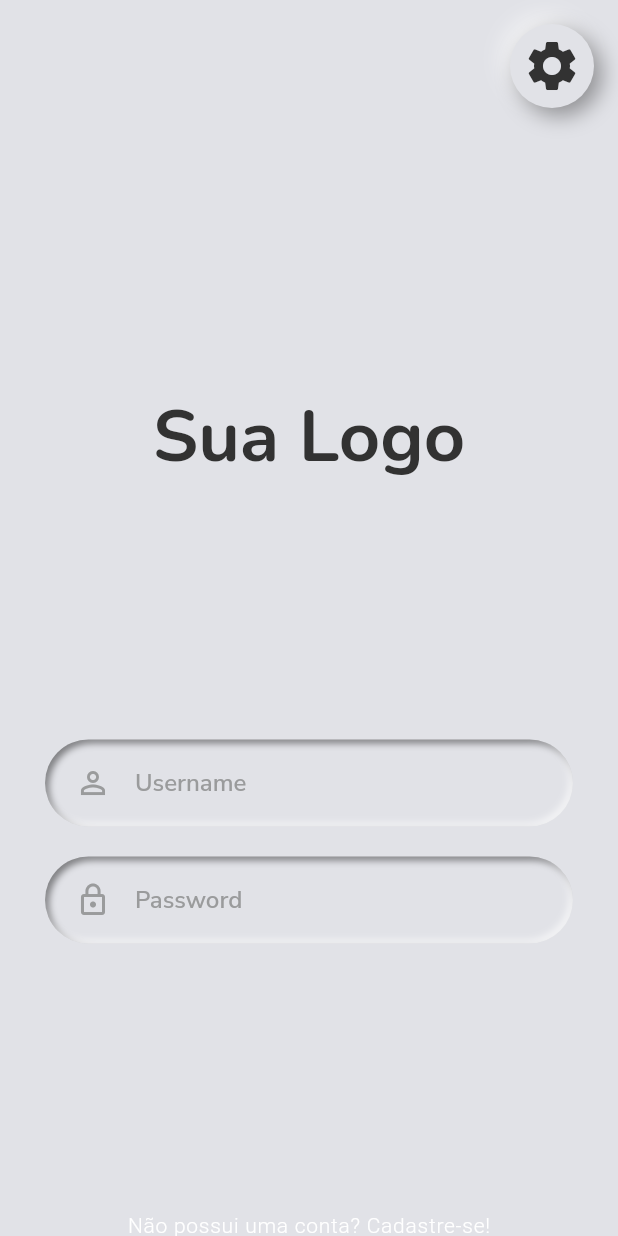
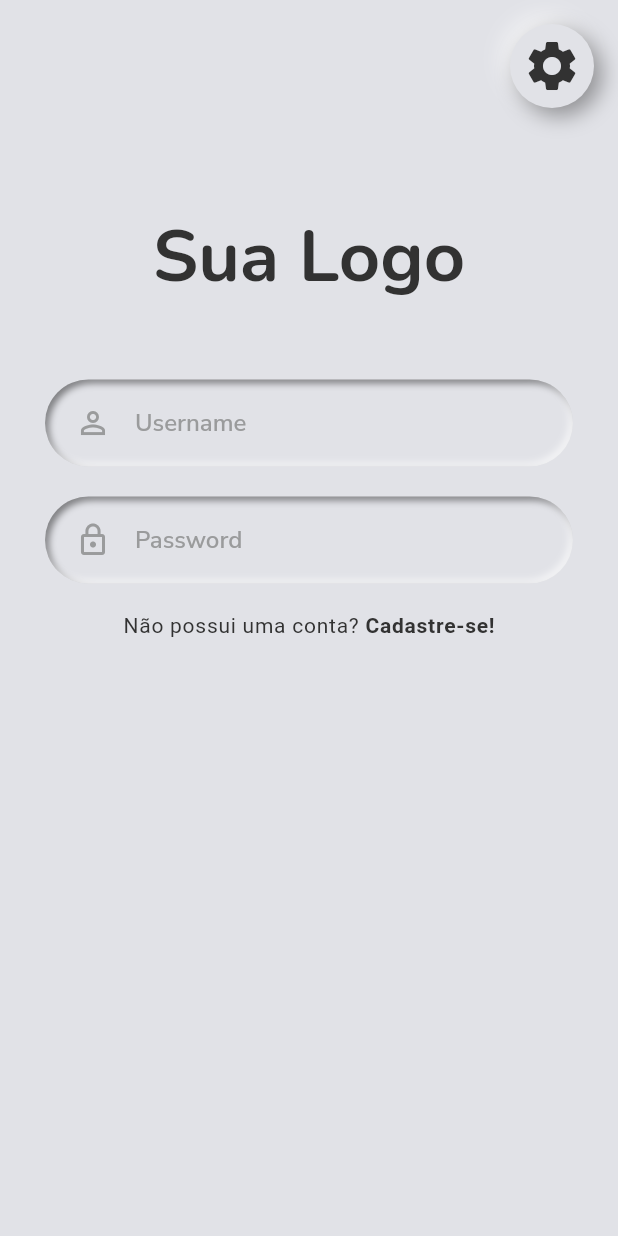
Before and after one commit to GustavoNeri02/animacoes_complexas, a Flutter app: the screen it shows after launch, on a phone screen of 412 x 824 dp. Run offline on Flutter 3.47's test engine with Material 2 defaults, Android fonts, the light colour scheme and no system bars; drawn by our look-alikes of flutter_neumorphic; our stand-ins replace google_fonts.

Commit message:
Alteração no texto de realizar cadastro, formatação de todas as classes

```diff
--- a/lib/palette.dart
+++ b/lib/palette.dart
@@ -1,10 +1,11 @@
 import 'package:flutter/material.dart';
 
-class Pallet{
-  final List<Color>? palette1 = [const Color(0xfff2f2f3), const Color(0xff323232),
-    const Color(0xff9a9b9c), const Color(0xff817c7c), const Color(0xff7c7479), ];
-  final List<Color>? palette = [const Color(0xffe1e2e7), const Color(0xff323232),
-    const Color(0xff9a9b9c), const Color(0xff817c7c), const Color(0xff7c7479), ];
-
-
+class Pallet {
+  final List<Color>? palette = [
+    const Color(0xffe1e2e7),
+    const Color(0xff323232),
+    const Color(0xff9a9b9c),
+    const Color(0xff817c7c),
+    const Color(0xff7c7479),
+  ];
 }
--- a/lib/screens/login/login_screen.dart
+++ b/lib/screens/login/login_screen.dart
@@ -1,7 +1,5 @@
 import 'package:animations/screens/login/widgets/form_container.dart';
 import 'package:animations/screens/login/widgets/sign_up_button.dart';
-import 'package:flutter/material.dart';
-import 'package:flutter/services.dart';
 import 'package:flutter_neumorphic/flutter_neumorphic.dart';
 import 'package:google_fonts/google_fonts.dart';
 
@@ -19,14 +17,13 @@ class _LoginScreenState extends State<LoginScreen> {
       appBar: NeumorphicAppBar(
         actions: [
           NeumorphicRadio(
-            child: Icon(
+            child: const Icon(
               Icons.settings,
               size: 40,
             ),
-            style: NeumorphicRadioStyle(
+            style: const NeumorphicRadioStyle(
                 shape: NeumorphicShape.flat,
-              boxShape: NeumorphicBoxShape.circle()
-            ),
+                boxShape: NeumorphicBoxShape.circle()),
           ),
         ],
       ),
@@ -38,31 +35,28 @@ class _LoginScreenState extends State<LoginScreen> {
               // )
               ),
           child: ListView(
-          padding: EdgeInsets.symmetric(horizontal: 10),
+            padding: const EdgeInsets.symmetric(horizontal: 10),
             children: [
               Stack(
                 children: [
                   Column(
                     children: [
                       Padding(
-                      padding: const EdgeInsets.symmetric(vertical: 170),
+                        padding: const EdgeInsets.symmetric(vertical: 50),
                         child: Text("Sua Logo",
                             style: GoogleFonts.nunito(
                                 color: const Color(0XFF323232),
                                 fontSize: 48,
-                            fontWeight: FontWeight.bold
-                          )
-                      ),
+                                fontWeight: FontWeight.bold)),
                       ),
                       const FormContainer(),
-                    const SignUpButton()
+                      const SignUpButton(),
                     ],
                   )
                 ],
               )
             ],
-        )
-      ),
+          )),
     );
   }
 }
--- a/lib/screens/login/widgets/form_container.dart
+++ b/lib/screens/login/widgets/form_container.dart
@@ -11,15 +11,11 @@ class FormContainer extends StatelessWidget {
       margin: const EdgeInsets.symmetric(horizontal: 20),
       child: Form(
         child: Column(
-          children: [
-            const InputField(
-                  hint: "Username",
-                  obscure: false,
-                  icon: Icons.person_outline),
-            const InputField(
-                hint: "Password",
-                obscure: true,
-                icon: Icons.lock_outline),
+          children: const [
+            InputField(
+                hint: "Username", obscure: false, icon: Icons.person_outline),
+            InputField(
+                hint: "Password", obscure: true, icon: Icons.lock_outline),
           ],
         ),
       ),
--- a/lib/screens/login/widgets/input_field.dart
+++ b/lib/screens/login/widgets/input_field.dart
@@ -1,5 +1,4 @@
 import 'package:animations/palette.dart';
-import 'package:flutter/material.dart';
 import 'package:flutter_neumorphic/flutter_neumorphic.dart';
 import 'package:google_fonts/google_fonts.dart';
 
@@ -8,34 +7,32 @@ class InputField extends StatelessWidget {
   final bool obscure;
   final IconData icon;
 
-  const InputField({Key? key,
-    required this.hint,
-    required this.obscure,
-    required this.icon
-  }) : super(key: key);
+  const InputField(
+      {Key? key, required this.hint, required this.obscure, required this.icon})
+      : super(key: key);
 
   @override
   Widget build(BuildContext context) {
     return Neumorphic(
       margin: const EdgeInsets.only(bottom: 20),
       padding: const EdgeInsets.symmetric(vertical: 5, horizontal: 20),
-        style: NeumorphicStyle(
+      style: NeumorphicStyle(
           depth: -5,
           intensity: 1,
-          boxShape: NeumorphicBoxShape.roundRect(const BorderRadius.all(Radius.circular(50))),
-          oppositeShadowLightSource: false
-        ),
+          boxShape: NeumorphicBoxShape.roundRect(
+              const BorderRadius.all(Radius.circular(50))),
+          oppositeShadowLightSource: false),
       child: TextFormField(
         obscureText: obscure,
-        style: const TextStyle(
-        ),
+        style: const TextStyle(),
         decoration: InputDecoration(
           hintText: hint,
           hintStyle: GoogleFonts.nunitoSans(
+              color: Pallet().palette![2], fontWeight: FontWeight.w600),
+          icon: Icon(
+            icon,
             color: Pallet().palette![2],
-            fontWeight: FontWeight.w600
           ),
-          icon: Icon(icon, color: Pallet().palette![2],),
           border: InputBorder.none,
         ),
       ),
--- a/lib/screens/login/widgets/sign_up_button.dart
+++ b/lib/screens/login/widgets/sign_up_button.dart
@@ -1,3 +1,4 @@
+import 'package:animations/palette.dart';
 import 'package:flutter/material.dart';
 
 class SignUpButton extends StatelessWidget {
@@ -5,20 +6,30 @@ class SignUpButton extends StatelessWidget {
 
   @override
   Widget build(BuildContext context) {
-    return TextButton(
-      style: TextButton.styleFrom(
-        padding: const EdgeInsets.only(top: 160)
-      ),
-      child: const Text(
-        "Não possui uma conta? Cadastre-se!",
-        overflow: TextOverflow.ellipsis,
-        style: TextStyle(
-            color: Colors.white,
-          fontWeight: FontWeight.w300,
-          letterSpacing: 0.5,
+    return Row(
+      mainAxisAlignment: MainAxisAlignment.center,
+      children: [
+        Text(
+          "Não possui uma conta?",
+          overflow: TextOverflow.ellipsis,
+          style: TextStyle(
+            color: Pallet().palette![1],
+            letterSpacing: 0.5,
+          ),
         ),
-      ),
-      onPressed: (){},
+        GestureDetector(
+          child: Text(
+            " Cadastre-se!",
+            overflow: TextOverflow.ellipsis,
+            style: TextStyle(
+              color: Pallet().palette![1],
+              fontWeight: FontWeight.bold,
+              letterSpacing: 0.5,
+            ),
+          ),
+          onTap: () {},
+        ),
+      ],
     );
   }
 }
```
Also changed, not shown: lib/main.dart (+3 -6 lines). Lines whose indentation alone changed are shown as unchanged.
